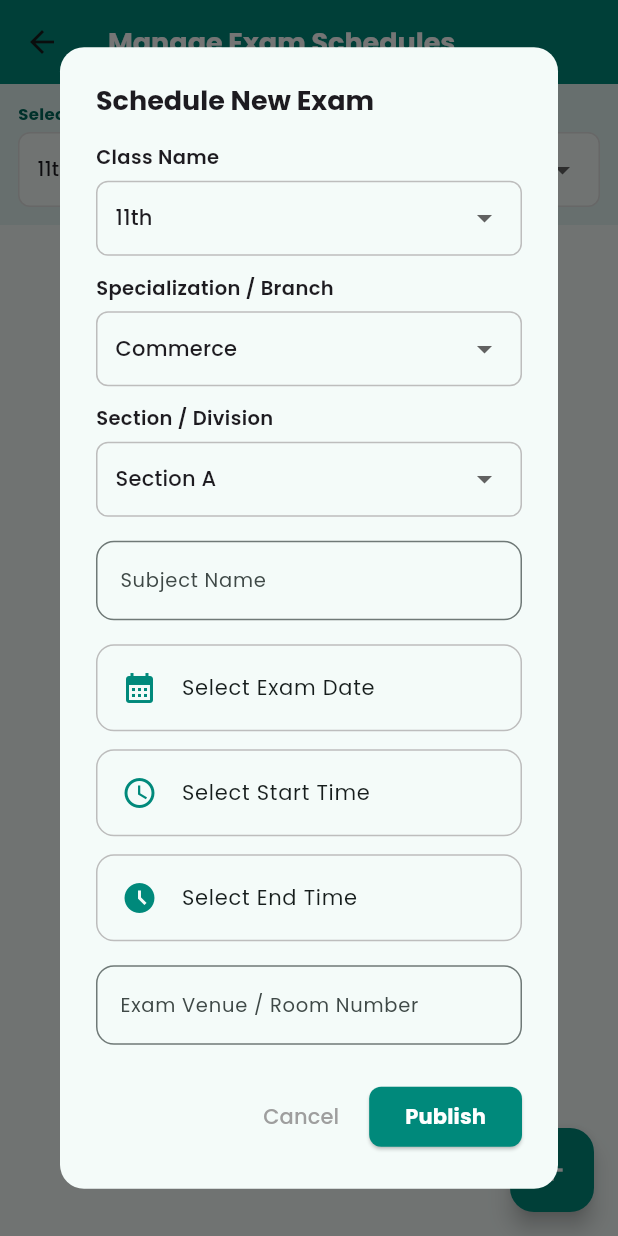
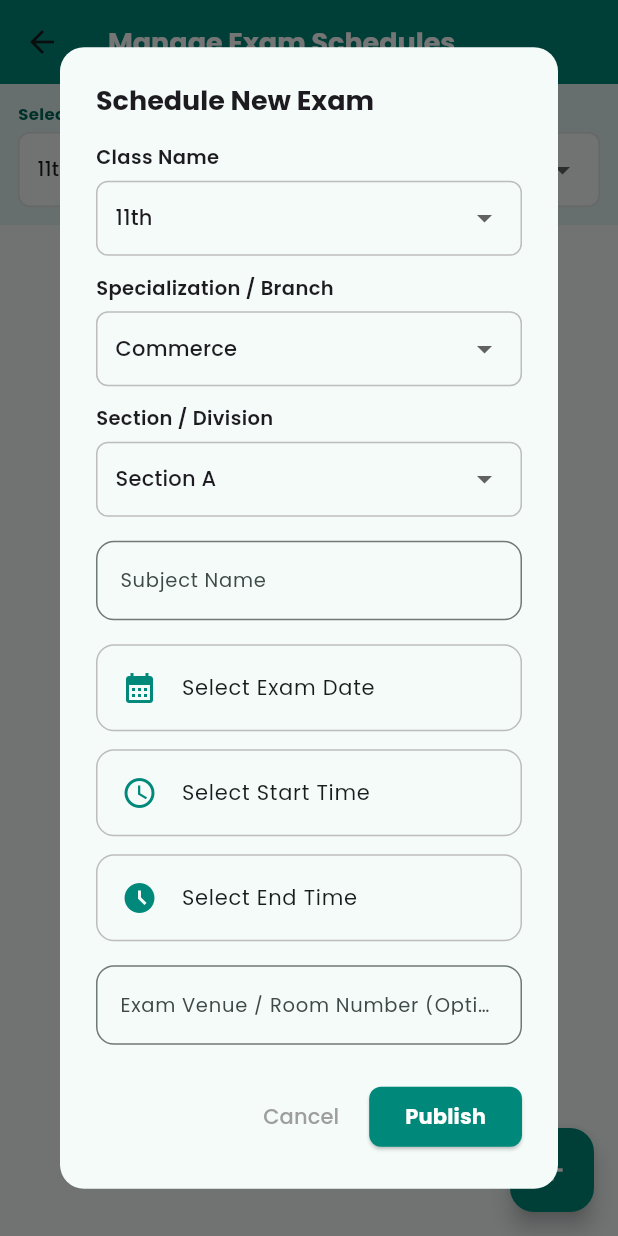
Before and after one commit to umesh2904x/Department-Project-, a Flutter app: the TeacherExamScreen screen opened by its route, after a tap on the "add" icon, on a phone screen of 412 x 824 dp. Run offline on Flutter 3.47's test engine with Material 3 defaults, Android fonts, the phone set to English and light mode, and no system bars; our stand-ins replace file_picker, firebase_core, firebase_messaging, flutter_local_notifications, google_fonts, google_generative_ai and 3 more; missing offline and left inert: dart:html; accounts and stored records are empty; network calls fail.

Commit message:
fix: make exam venue field optional in publish dialog to prevent hidden validation blocking

```diff
--- a/lib/screens/teacher_exam_screen.dart
+++ b/lib/screens/teacher_exam_screen.dart
@@ -249,16 +249,17 @@ class _TeacherExamScreenState extends State<TeacherExamScreen> {
                       ),
                       const SizedBox(height: 16),
 
-                      // Venue/Room Number
+                      // Venue/Room Number (Optional)
                       TextFormField(
                         controller: venueController,
                         style: GoogleFonts.poppins(fontSize: 14),
                         decoration: InputDecoration(
-                          labelText: 'Exam Venue / Room Number',
+                          labelText: 'Exam Venue / Room Number (Optional)',
                           labelStyle: GoogleFonts.poppins(fontSize: 13),
                           border: OutlineInputBorder(borderRadius: BorderRadius.circular(12)),
                         ),
-                        validator: (v) => v == null || v.trim().isEmpty ? 'Enter venue/room number' : null,
+                        // Venue is optional
+                        validator: (v) => null,
                       ),
                     ],
                   ),
@@ -275,7 +276,15 @@ class _TeacherExamScreenState extends State<TeacherExamScreen> {
                     shape: RoundedRectangleBorder(borderRadius: BorderRadius.circular(8)),
                   ),
                   onPressed: () async {
-                    if (!formKey.currentState!.validate()) return;
+                    if (!formKey.currentState!.validate()) {
+                      ScaffoldMessenger.of(context).showSnackBar(
+                        const SnackBar(
+                          content: Text('Please fill all required fields (e.g. Subject Name).'),
+                          backgroundColor: Colors.red,
+                        ),
+                      );
+                      return;
+                    }
                     if (selectedDate == null) {
                       ScaffoldMessenger.of(context).showSnackBar(
                         const SnackBar(content: Text('Please select exam date'), backgroundColor: Colors.red),
```
